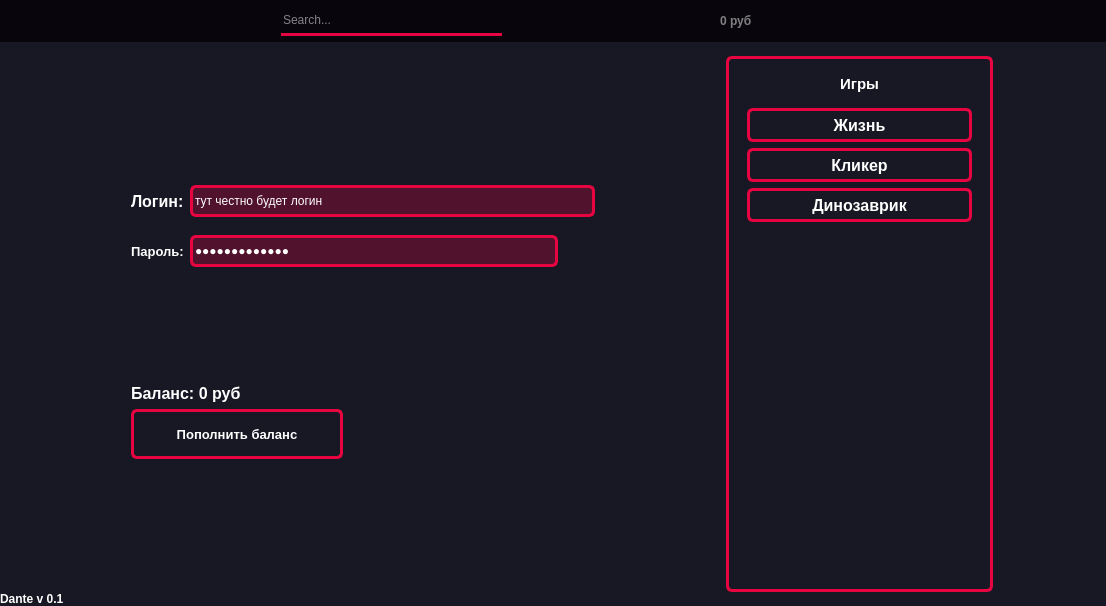
This is qt_main_interface.ui in Kimiroshi/Dante as Qt 5 draws it before an edit. The edited form follows.
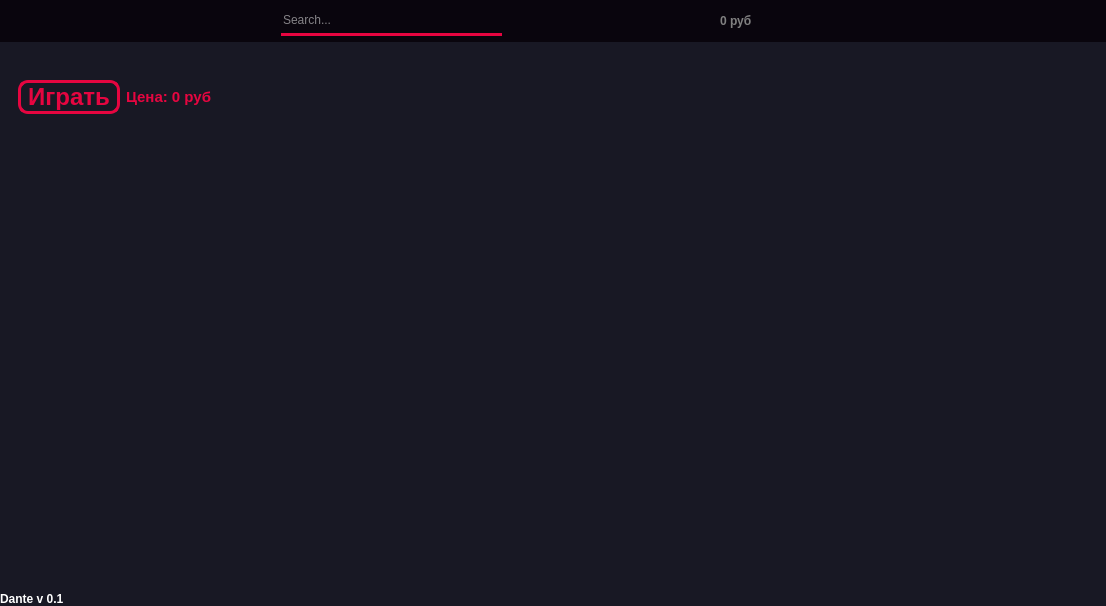
This is the edited form. The open tabs and pages were chosen to show the change. Icons and pictures are not drawn.

```diff
--- a/qt_main_interface.ui
+++ b/qt_main_interface.ui
@@ -18,6 +18,12 @@
 	border: none;
 }</string>
   </property>
+  <property name="iconSize">
+   <size>
+    <width>30</width>
+    <height>30</height>
+   </size>
+  </property>
   <widget class="QWidget" name="centralwidget">
    <property name="styleSheet">
     <string notr="true">background-color: rgb(24, 24, 36)</string>
@@ -2175,8 +2181,46 @@
                    </property>
                    <property name="iconSize">
                     <size>
-                     <width>16</width>
-                     <height>16</height>
+                     <width>23</width>
+                     <height>23</height>
+                    </size>
+                   </property>
+                  </widget>
+                 </item>
+                 <item>
+                  <widget class="QPushButton" name="nums_button_2">
+                   <property name="minimumSize">
+                    <size>
+                     <width>0</width>
+                     <height>34</height>
+                    </size>
+                   </property>
+                   <property name="font">
+                    <font>
+                     <pointsize>12</pointsize>
+                     <weight>75</weight>
+                     <bold>true</bold>
+                    </font>
+                   </property>
+                   <property name="cursor">
+                    <cursorShape>PointingHandCursor</cursorShape>
+                   </property>
+                   <property name="styleSheet">
+                    <string notr="true">color: white;
+border: 3px solid rgb(230, 5, 64);
+border-radius: 6px;</string>
+                   </property>
+                   <property name="text">
+                    <string>2048</string>
+                   </property>
+                   <property name="icon">
+                    <iconset>
+                     <normaloff>qt_icons/alert-circle.svg</normaloff>qt_icons/alert-circle.svg</iconset>
+                   </property>
+                   <property name="iconSize">
+                    <size>
+                     <width>23</width>
+                     <height>23</height>
                     </size>
                    </property>
                   </widget>
@@ -2189,6 +2233,82 @@
            </item>
           </layout>
          </widget>
+         <widget class="QWidget" name="nums_page">
+          <layout class="QVBoxLayout" name="verticalLayout_24">
+           <item alignment="Qt::AlignHCenter">
+            <widget class="QLabel" name="label_5">
+             <property name="text">
+              <string/>
+             </property>
+             <property name="pixmap">
+              <pixmap>qt_icons/clicker_phone.png</pixmap>
+             </property>
+            </widget>
+           </item>
+           <item alignment="Qt::AlignLeft|Qt::AlignTop">
+            <widget class="QFrame" name="frame_26">
+             <property name="sizePolicy">
+              <sizepolicy hsizetype="Preferred" vsizetype="Expanding">
+               <horstretch>0</horstretch>
+               <verstretch>3</verstretch>
+              </sizepolicy>
+             </property>
+             <property name="frameShape">
+              <enum>QFrame::StyledPanel</enum>
+             </property>
+             <property name="frameShadow">
+              <enum>QFrame::Raised</enum>
+             </property>
+             <layout class="QHBoxLayout" name="horizontalLayout_17">
+              <item>
+               <widget class="QPushButton" name="nums_play">
+                <property name="font">
+                 <font>
+                  <pointsize>18</pointsize>
+                  <weight>75</weight>
+                  <bold>true</bold>
+                 </font>
+                </property>
+                <property name="styleSheet">
+                 <string notr="true">QPushButton{
+border: 3px solid rgb(230, 5, 64);
+border-radius: 10px;
+color: rgb(230, 5, 64)
+}
+QPushButton:hover{
+border: 3px solid rgb(230, 5, 64);
+border-radius: 10px;
+color: rgb(230, 5, 64);
+background-color: rgba(230, 5, 64, 70)
+}</string>
+                </property>
+                <property name="text">
+                 <string> Играть </string>
+                </property>
+               </widget>
+              </item>
+              <item>
+               <widget class="QLabel" name="nums_price">
+                <property name="font">
+                 <font>
+                  <pointsize>11</pointsize>
+                  <weight>75</weight>
+                  <bold>true</bold>
+                 </font>
+                </property>
+                <property name="styleSheet">
+                 <string notr="true">color: rgb(230, 5, 64)</string>
+                </property>
+                <property name="text">
+                 <string>Цена: 0 руб</string>
+                </property>
+               </widget>
+              </item>
+             </layout>
+            </widget>
+           </item>
+          </layout>
+         </widget>
          <widget class="QWidget" name="welcome_page">
           <layout class="QVBoxLayout" name="verticalLayout_11">
            <item alignment="Qt::AlignHCenter|Qt::AlignBottom">
```
Left out of the diff: 79 changed lines with no effect on the pictures.
